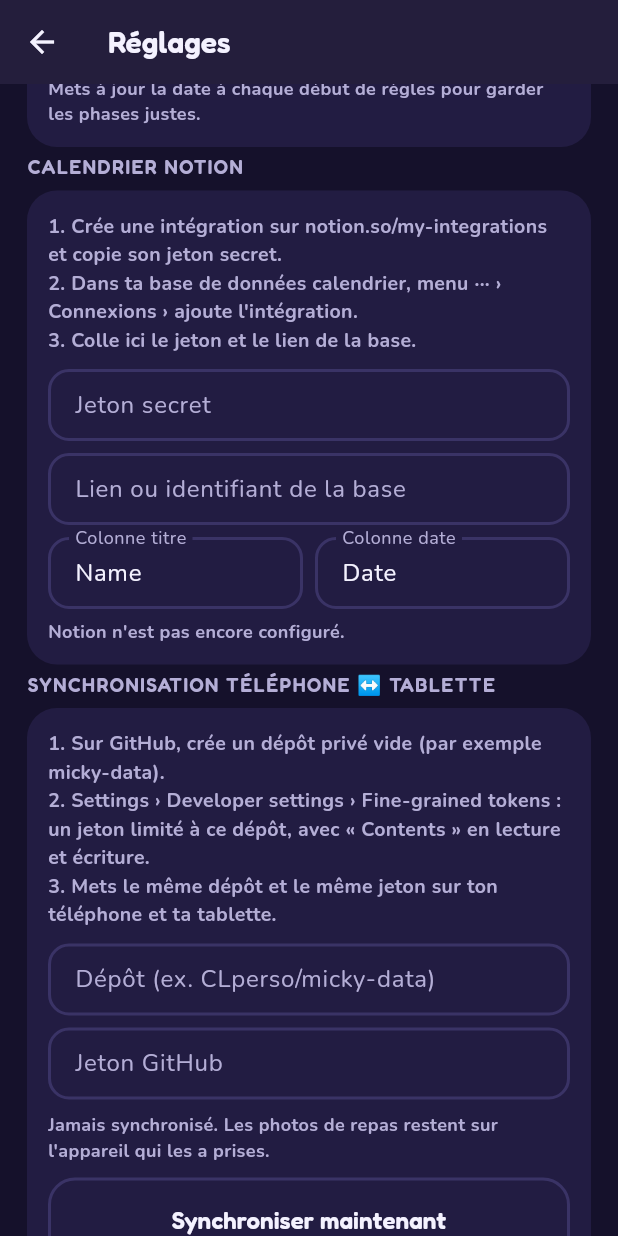
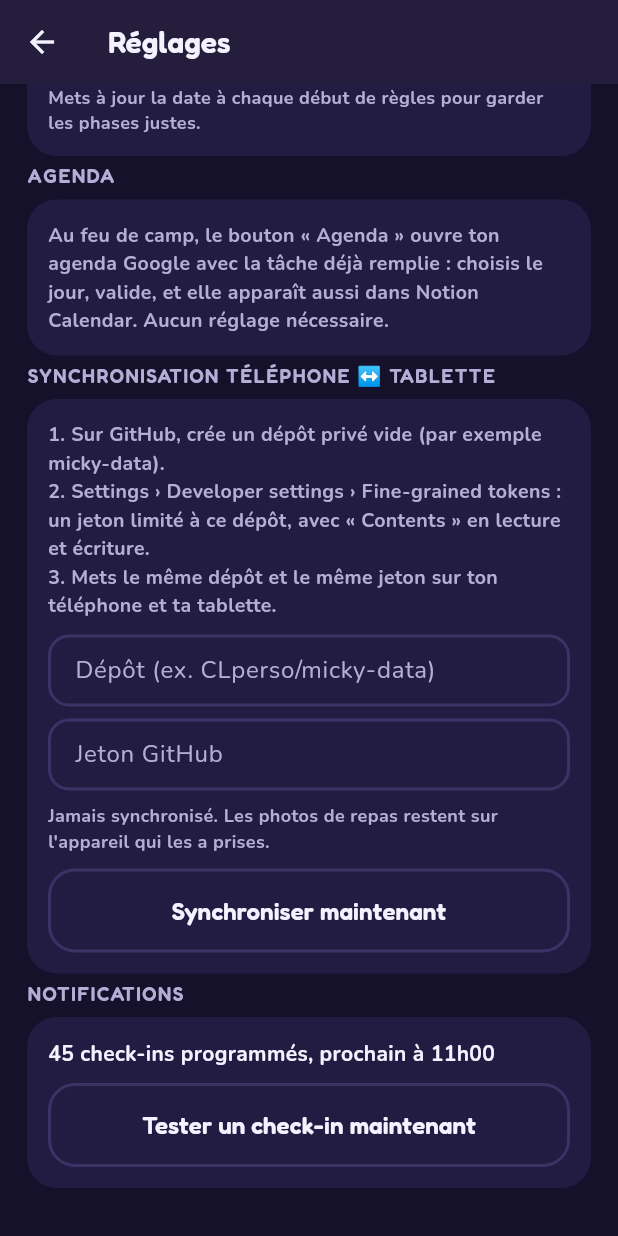
Before and after one commit to CLperso/micky-quest, a Flutter app: the SettingsScreen screen opened directly, scrolled down 576 dp, on a phone screen of 412 x 824 dp. Run offline on Flutter 3.47's test engine with Material 3 defaults, Android fonts, the phone set to English and light mode, and no system bars; our stand-ins replace flutter_local_notifications, google_fonts, image_picker, shared_preferences, timezone; missing offline and left inert: android_intent_plus; accounts and stored records are empty; statements that could not run were skipped.

Commit message:
Remplacer Notion par l'agenda du téléphone
Co-Authored-By: Claude Opus 5.5 <noreply@anthropic.com>
Claude-Session: https://claude.ai/code/session_01RpdBqp6TGx7ViFRVJJw6aQ

```diff
--- a/lib/screens/evening.dart
+++ b/lib/screens/evening.dart
@@ -1,5 +1,6 @@
 import 'package:flutter/material.dart';
 
+import '../agenda.dart';
 import '../main.dart';
 import '../models.dart';
 import '../notifications.dart';
@@ -135,30 +136,30 @@ class _EveningScreenState extends State<EveningScreen> {
         await store.removeTask(t);
         setState(() => _done[t.id] = 'Effacée');
         break;
-      case 'notion':
-        if (!store.notionReady) {
-          ScaffoldMessenger.of(context).showSnackBar(
-            const SnackBar(content: Text('Configure d\'abord Notion dans les Réglages.')),
-          );
-          return;
-        }
+      case 'agenda':
         final date = await showDatePicker(
           context: context,
           initialDate: DateTime.now().add(const Duration(days: 1)),
           firstDate: DateTime.now(),
           lastDate: DateTime.now().add(const Duration(days: 365)),
-          helpText: 'Quel jour dans Notion ?',
+          helpText: 'Quel jour dans ton agenda ?',
         );
         if (date == null || !mounted) return;
-        final title = t.title;
-        final err = await store.sendToNotion(t, date);
+        final time = await showTimePicker(
+          context: context,
+          initialTime: const TimeOfDay(hour: 9, minute: 0),
+          helpText: 'À quelle heure ? (Annuler = toute la journée)',
+        );
+        if (!mounted) return;
+        final at = time == null ? null : DateTime(date.year, date.month, date.day, time.hour, time.minute);
+        final err = await addToPhoneAgenda(t.title, date, at: at, minutes: t.estimateMin > 0 ? t.estimateMin : 60);
         if (!mounted) return;
         if (err == null) {
-          setState(() => _done[t.id] = 'Dans Notion le ${date.day}/${date.month}');
+          await store.removeTask(t);
+          setState(() => _done[t.id] = 'Dans l\'agenda le ${date.day}/${date.month}');
         } else {
           ScaffoldMessenger.of(context).showSnackBar(SnackBar(content: Text(err)));
         }
-        debugPrint('Notion : $title');
         break;
     }
   }
@@ -237,7 +238,7 @@ class _EveningScreenState extends State<EveningScreen> {
                     Row(children: [
                       Expanded(child: _triageBtn('Demain', K.lime, () => _triage(t, 'tomorrow'))),
                       const SizedBox(width: 6),
-                      Expanded(child: _triageBtn('Notion', K.cyan, () => _triage(t, 'notion'))),
+                      Expanded(child: _triageBtn('Agenda', K.cyan, () => _triage(t, 'agenda'))),
                       const SizedBox(width: 6),
                       Expanded(child: _triageBtn('Effacer', K.dim, () => _triage(t, 'delete'))),
                     ]),
--- a/lib/screens/settings.dart
+++ b/lib/screens/settings.dart
@@ -170,31 +170,12 @@ class _SettingsScreenState extends State<SettingsScreen> {
                 ],
               ),
             ),
-            const SectionLabel('Calendrier Notion'),
+            const SectionLabel('Agenda'),
             Panel(
-              child: Column(
-                crossAxisAlignment: CrossAxisAlignment.start,
-                children: [
-                  Text(
-                    '1. Crée une intégration sur notion.so/my-integrations et copie son jeton secret.\n'
-                    '2. Dans ta base de données calendrier, menu ··· › Connexions › ajoute l\'intégration.\n'
-                    '3. Colle ici le jeton et le lien de la base.',
-                    style: K.body(13, color: K.muted),
-                  ),
-                  const SizedBox(height: 10),
-                  TextField(controller: _token, obscureText: true, decoration: const InputDecoration(labelText: 'Jeton secret')),
-                  const SizedBox(height: 8),
-                  TextField(controller: _db, decoration: const InputDecoration(labelText: 'Lien ou identifiant de la base')),
-                  const SizedBox(height: 8),
-                  Row(children: [
-                    Expanded(child: TextField(controller: _titleProp, decoration: const InputDecoration(labelText: 'Colonne titre'))),
-                    const SizedBox(width: 8),
-                    Expanded(child: TextField(controller: _dateProp, decoration: const InputDecoration(labelText: 'Colonne date'))),
-                  ]),
-                  const SizedBox(height: 6),
-                  Text(store.notionReady ? 'Notion est configuré.' : 'Notion n\'est pas encore configuré.',
-                      style: K.body(12, color: store.notionReady ? K.lime : K.muted)),
-                ],
+              child: Text(
+                'Au feu de camp, le bouton « Agenda » ouvre ton agenda Google avec la tâche déjà remplie : '
+                'choisis le jour, valide, et elle apparaît aussi dans Notion Calendar. Aucun réglage nécessaire.',
+                style: K.body(13, color: K.muted),
               ),
             ),
             const SectionLabel('Synchronisation téléphone ↔ tablette'),
--- a/pubspec.yaml
+++ b/pubspec.yaml
@@ -16,6 +16,7 @@ dependencies:
   google_fonts: ^6.2.1
   image_picker: ^1.1.2
   path_provider: ^2.1.5
+  android_intent_plus: '>=4.0.0 <7.0.0'
 
 dev_dependencies:
   flutter_test:
```
Also changed, not shown: lib/agenda.dart (added, +26 -0 lines).
